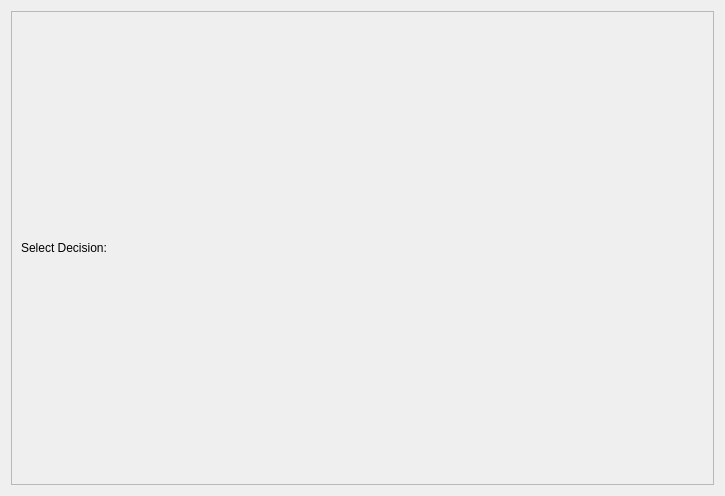
Old version of the form src/qt/forms/decisionselectionview.ui in the repository brishtiteveja/truthcoin-cpp.
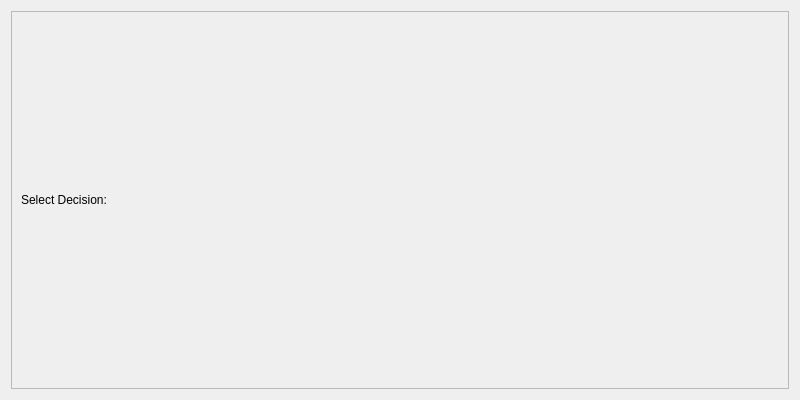
New version of the form.

Diff of the .ui file:
```diff
--- a/src/qt/forms/decisionselectionview.ui
+++ b/src/qt/forms/decisionselectionview.ui
@@ -6,10 +6,16 @@
    <rect>
     <x>0</x>
     <y>0</y>
-    <width>725</width>
-    <height>496</height>
+    <width>800</width>
+    <height>400</height>
    </rect>
   </property>
+  <property name="minimumSize">
+   <size>
+    <width>800</width>
+    <height>400</height>
+   </size>
+  </property>
   <property name="windowTitle">
    <string>Form</string>
   </property>
@@ -25,6 +31,12 @@
      <layout class="QVBoxLayout" name="verticalLayout_2">
       <item>
        <widget class="QLabel" name="label">
+        <property name="minimumSize">
+         <size>
+          <width>0</width>
+          <height>0</height>
+         </size>
+        </property>
         <property name="text">
          <string>Select Decision:</string>
         </property>
```
